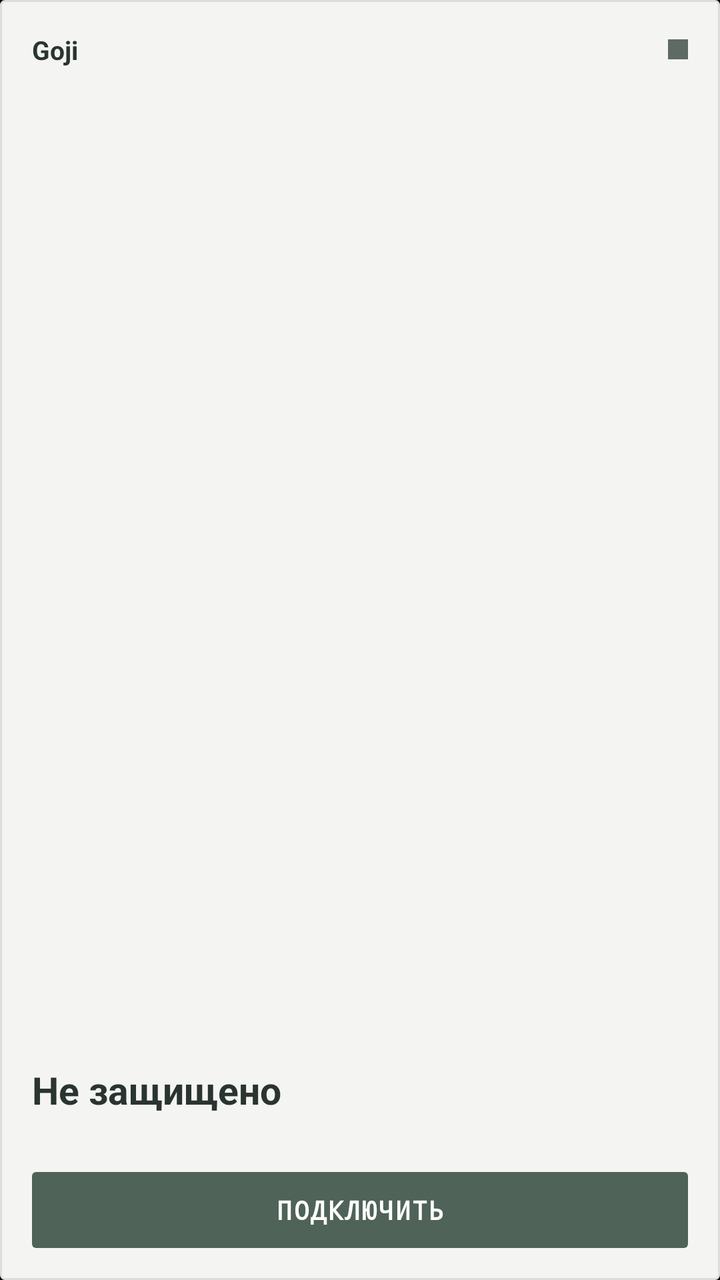
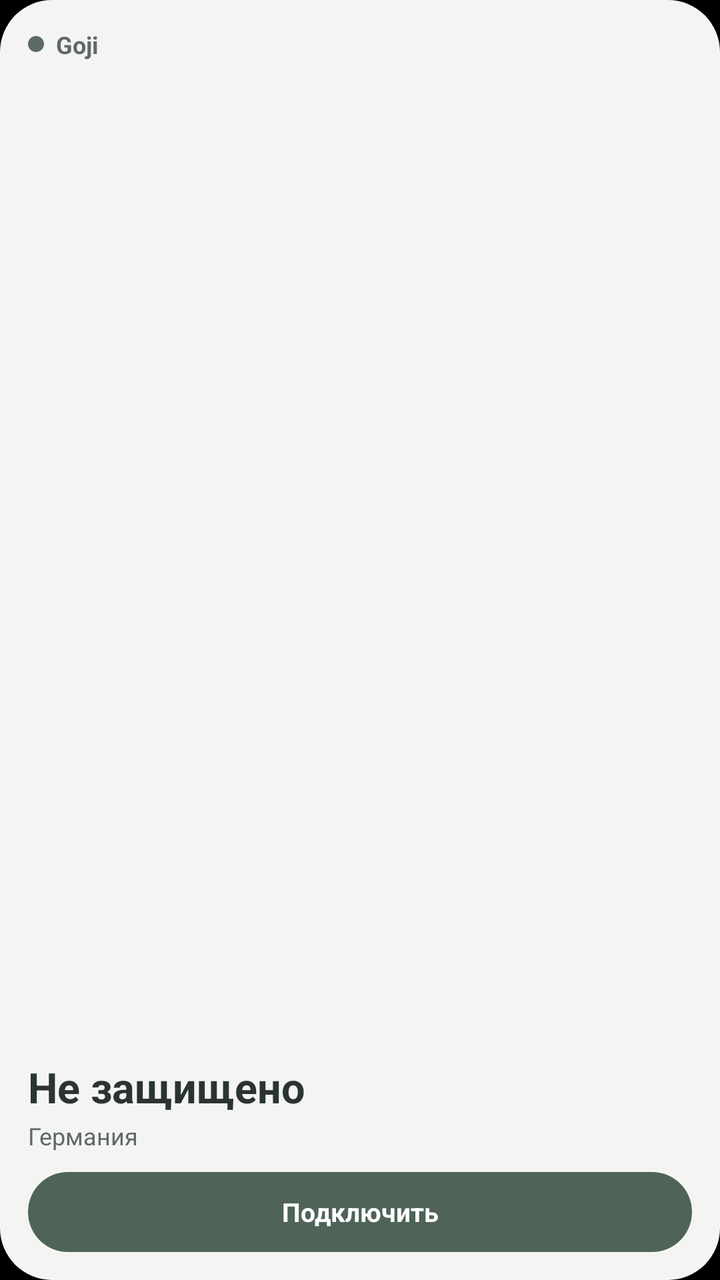

An Android layout rendered at two revisions. The XML below is the earlier revision; the diff shows what the commit changed to produce the second picture.
<!-- AndroidManifest.xml: application theme Theme.GodjiVpn -->
<!-- res/layout/widget_status.xml -->
<?xml version="1.0" encoding="utf-8"?>
<LinearLayout xmlns:android="http://schemas.android.com/apk/res/android"
    android:id="@+id/ws_root"
    android:layout_width="match_parent"
    android:layout_height="match_parent"
    android:orientation="vertical"
    android:background="@drawable/widget_background"
    android:padding="16dp">

    <LinearLayout
        android:layout_width="match_parent"
        android:layout_height="wrap_content"
        android:orientation="horizontal"
        android:gravity="center_vertical">

        <TextView
            android:id="@+id/ws_brand"
            android:layout_width="0dp"
            android:layout_height="wrap_content"
            android:layout_weight="1"
            android:text="Goji"
            android:textColor="@color/widget_text_primary"
            android:textSize="13sp"
            android:textStyle="bold" />

        <ImageView
            android:id="@+id/ws_dot"
            android:layout_width="10dp"
            android:layout_height="10dp"
            android:src="@drawable/widget_dot" />
    </LinearLayout>

    <View
        android:layout_width="match_parent"
        android:layout_height="0dp"
        android:layout_weight="1" />

    <TextView
        android:id="@+id/ws_status"
        android:layout_width="match_parent"
        android:layout_height="wrap_content"
        android:maxLines="2"
        android:ellipsize="end"
        android:text="Не защищено"
        android:textColor="@color/widget_text_primary"
        android:textSize="19sp"
        android:textStyle="bold" />

    <TextView
        android:id="@+id/ws_node"
        android:layout_width="match_parent"
        android:layout_height="wrap_content"
        android:layout_marginTop="2dp"
        android:maxLines="1"
        android:ellipsize="end"
        android:text=""
        android:textColor="@color/widget_text_secondary"
        android:textSize="12sp"
        android:textStyle="bold" />

    <TextView
        android:id="@+id/ws_button"
        android:fontFamily="monospace"
        android:textAllCaps="true"
        android:letterSpacing="0.06"
        android:layout_width="match_parent"
        android:layout_height="38dp"
        android:layout_marginTop="10dp"
        android:background="@drawable/widget_button_teal"
        android:gravity="center"
        android:text="Подключить"
        android:textColor="@color/widget_button_text"
        android:textSize="13sp"
        android:textStyle="bold" />
</LinearLayout>
<!-- resources referenced by this layout -->
<resources>
  <color name="widget_button_text">#FFFFFF</color>
  <color name="widget_text_primary">#2A3430</color>
  <color name="widget_text_secondary">#5F6A65</color>
  <!-- drawable widget_background (drawable) -->
  <?xml version="1.0" encoding="utf-8"?>
  <shape xmlns:android="http://schemas.android.com/apk/res/android" android:shape="rectangle">
      <solid android:color="@color/widget_bg" />
      <stroke android:width="1dp" android:color="@color/widget_border" />
      <corners android:radius="2dp" />
  </shape>
  <!-- drawable widget_button_teal (drawable) -->
  <?xml version="1.0" encoding="utf-8"?>
  <shape xmlns:android="http://schemas.android.com/apk/res/android" android:shape="rectangle">
      <solid android:color="@color/widget_button_teal" />
      <corners android:radius="2dp" />
  </shape>
  <!-- drawable widget_dot (drawable) -->
  <?xml version="1.0" encoding="utf-8"?>
  <shape xmlns:android="http://schemas.android.com/apk/res/android" android:shape="rectangle">
      <solid android:color="@color/widget_dot_muted" />
  </shape>
  <style name="Theme.GodjiVpn" parent="android:Theme.Material.NoActionBar">
          <item name="android:windowBackground">@android:color/black</item>
          <item name="android:statusBarColor">@android:color/black</item>
          <item name="android:navigationBarColor">@android:color/black</item>
      </style>
  <color name="widget_bg">#F4F5F2</color>
  <color name="widget_border">#DADFDA</color>
  <color name="widget_button_teal">#4F6358</color>
  <color name="widget_dot_muted">#5F6A65</color>
</resources>

<!-- the commit's change to res/layout/widget_status.xml (unified diff, before → after) -->
@@ -1,75 +1,86 @@
 <?xml version="1.0" encoding="utf-8"?>
-<LinearLayout xmlns:android="http://schemas.android.com/apk/res/android"
+<FrameLayout xmlns:android="http://schemas.android.com/apk/res/android"
     android:id="@+id/ws_root"
     android:layout_width="match_parent"
-    android:layout_height="match_parent"
-    android:orientation="vertical"
-    android:background="@drawable/widget_background"
-    android:padding="16dp">
-
+    android:layout_height="match_parent">
+    <ImageView
+        android:id="@+id/ws_bg"
+        android:layout_width="match_parent"
+        android:layout_height="match_parent"
+        android:scaleType="fitXY"
+        android:src="@drawable/wg_card"
+        android:tint="@color/widget_bg" />
     <LinearLayout
         android:layout_width="match_parent"
-        android:layout_height="wrap_content"
-        android:orientation="horizontal"
-        android:gravity="center_vertical">
-
+        android:layout_height="match_parent"
+        android:orientation="vertical"
+        android:padding="14dp">
+        <LinearLayout
+            android:layout_width="match_parent"
+            android:layout_height="wrap_content"
+            android:gravity="center_vertical"
+            android:orientation="horizontal">
+            <ImageView
+                android:id="@+id/ws_dot"
+                android:layout_width="8dp"
+                android:layout_height="8dp"
+                android:src="@drawable/wg_oval"
+                android:tint="@color/widget_dot_muted" />
+            <TextView
+                android:id="@+id/ws_brand"
+                android:layout_width="wrap_content"
+                android:layout_height="wrap_content"
+                android:layout_marginStart="6dp"
+                android:text="Goji"
+                android:textColor="@color/widget_text_secondary"
+                android:textSize="12sp"
+                android:textStyle="bold" />
+        </LinearLayout>
+        <FrameLayout
+            android:layout_width="match_parent"
+            android:layout_height="0dp"
+            android:layout_weight="1" />
         <TextView
-            android:id="@+id/ws_brand"
-            android:layout_width="0dp"
+            android:id="@+id/ws_status"
+            android:layout_width="match_parent"
             android:layout_height="wrap_content"
-            android:layout_weight="1"
-            android:text="Goji"
+            android:ellipsize="end"
+            android:maxLines="2"
+            android:text="Не защищено"
             android:textColor="@color/widget_text_primary"
-            android:textSize="13sp"
+            android:textSize="21sp"
             android:textStyle="bold" />
-
-        <ImageView
-            android:id="@+id/ws_dot"
-            android:layout_width="10dp"
-            android:layout_height="10dp"
-            android:src="@drawable/widget_dot" />
+        <TextView
+            android:id="@+id/ws_node"
+            android:layout_width="match_parent"
+            android:layout_height="wrap_content"
+            android:layout_marginTop="2dp"
+            android:ellipsize="end"
+            android:maxLines="1"
+            android:text="Германия"
+            android:textColor="@color/widget_text_secondary"
+            android:textSize="12sp" />
+        <FrameLayout
+            android:id="@+id/ws_button_box"
+            android:layout_width="match_parent"
+            android:layout_height="40dp"
+            android:layout_marginTop="10dp">
+            <ImageView
+                android:id="@+id/ws_button_bg"
+                android:layout_width="match_parent"
+                android:layout_height="match_parent"
+                android:scaleType="fitXY"
+                android:src="@drawable/wg_pill"
+                android:tint="@color/widget_button_teal" />
+            <TextView
+                android:id="@+id/ws_button"
+                android:layout_width="match_parent"
+                android:layout_height="match_parent"
+                android:gravity="center"
+                android:text="Подключить"
+                android:textColor="@color/widget_button_text"
+                android:textSize="13sp"
+                android:textStyle="bold" />
+        </FrameLayout>
     </LinearLayout>
-
-    <View
-        android:layout_width="match_parent"
-        android:layout_height="0dp"
-        android:layout_weight="1" />
-
-    <TextView
-        android:id="@+id/ws_status"
-        android:layout_width="match_parent"
-        android:layout_height="wrap_content"
-        android:maxLines="2"
-        android:ellipsize="end"
-        android:text="Не защищено"
-        android:textColor="@color/widget_text_primary"
-        android:textSize="19sp"
-        android:textStyle="bold" />
-
-    <TextView
-        android:id="@+id/ws_node"
-        android:layout_width="match_parent"
-        android:layout_height="wrap_content"
-        android:layout_marginTop="2dp"
-        android:maxLines="1"
-        android:ellipsize="end"
-        android:text=""
-        android:textColor="@color/widget_text_secondary"
-        android:textSize="12sp"
-        android:textStyle="bold" />
-
-    <TextView
-        android:id="@+id/ws_button"
-        android:fontFamily="monospace"
-        android:textAllCaps="true"
-        android:letterSpacing="0.06"
-        android:layout_width="match_parent"
-        android:layout_height="38dp"
-        android:layout_marginTop="10dp"
-        android:background="@drawable/widget_button_teal"
-        android:gravity="center"
-        android:text="Подключить"
-        android:textColor="@color/widget_button_text"
-        android:textSize="13sp"
-        android:textStyle="bold" />
-</LinearLayout>
+</FrameLayout>
<!-- resource entries referenced after the edit -->
@@ -3,23 +3,22 @@
   <color name="widget_button_text">#FFFFFF</color>
   <color name="widget_text_primary">#2A3430</color>
   <color name="widget_text_secondary">#5F6A65</color>
-  <!-- drawable widget_background (drawable) -->
+  <!-- drawable wg_card (drawable) -->
   <?xml version="1.0" encoding="utf-8"?>
   <shape xmlns:android="http://schemas.android.com/apk/res/android" android:shape="rectangle">
-      <solid android:color="@color/widget_bg" />
-      <stroke android:width="1dp" android:color="@color/widget_border" />
-      <corners android:radius="2dp" />
+      <solid android:color="#FFFFFFFF" />
+      <corners android:radius="26dp" />
   </shape>
-  <!-- drawable widget_button_teal (drawable) -->
+  <!-- drawable wg_oval (drawable) -->
+  <?xml version="1.0" encoding="utf-8"?>
+  <shape xmlns:android="http://schemas.android.com/apk/res/android" android:shape="oval">
+      <solid android:color="#FFFFFFFF" />
+  </shape>
+  <!-- drawable wg_pill (drawable) -->
   <?xml version="1.0" encoding="utf-8"?>
   <shape xmlns:android="http://schemas.android.com/apk/res/android" android:shape="rectangle">
-      <solid android:color="@color/widget_button_teal" />
-      <corners android:radius="2dp" />
-  </shape>
-  <!-- drawable widget_dot (drawable) -->
-  <?xml version="1.0" encoding="utf-8"?>
-  <shape xmlns:android="http://schemas.android.com/apk/res/android" android:shape="rectangle">
-      <solid android:color="@color/widget_dot_muted" />
+      <solid android:color="#FFFFFFFF" />
+      <corners android:radius="50dp" />
   </shape>
   <style name="Theme.GodjiVpn" parent="android:Theme.Material.NoActionBar">
           <item name="android:windowBackground">@android:color/black</item>
@@ -27,7 +26,6 @@
           <item name="android:navigationBarColor">@android:color/black</item>
       </style>
   <color name="widget_bg">#F4F5F2</color>
-  <color name="widget_border">#DADFDA</color>
   <color name="widget_button_teal">#4F6358</color>
   <color name="widget_dot_muted">#5F6A65</color>
 </resources>
